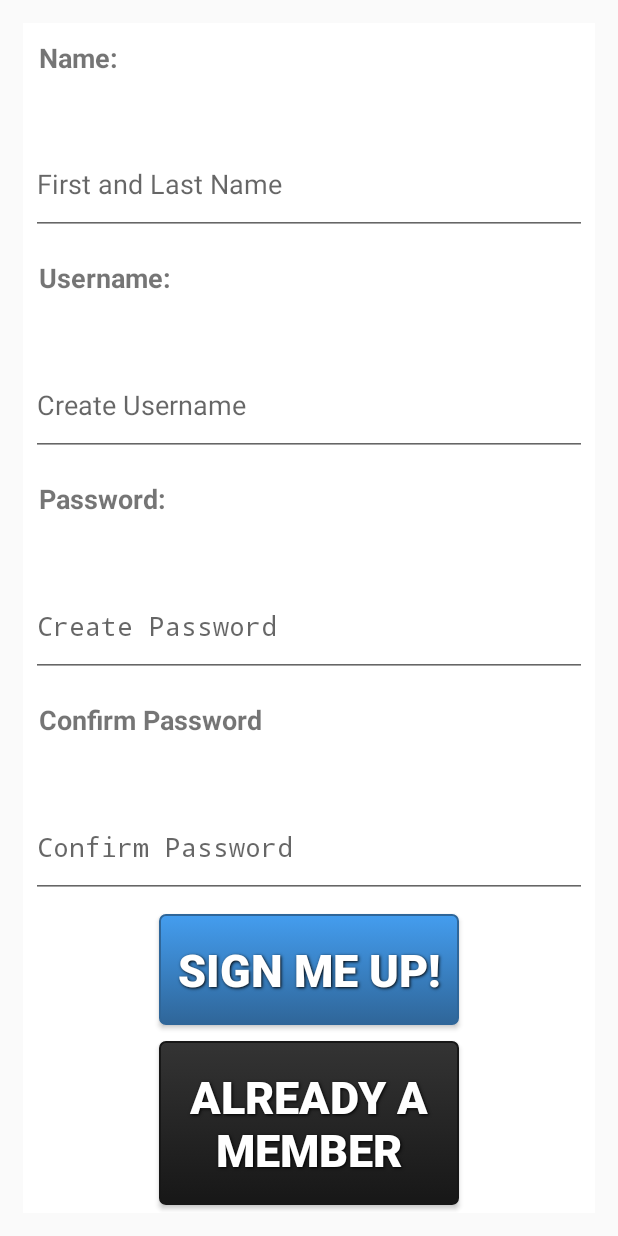
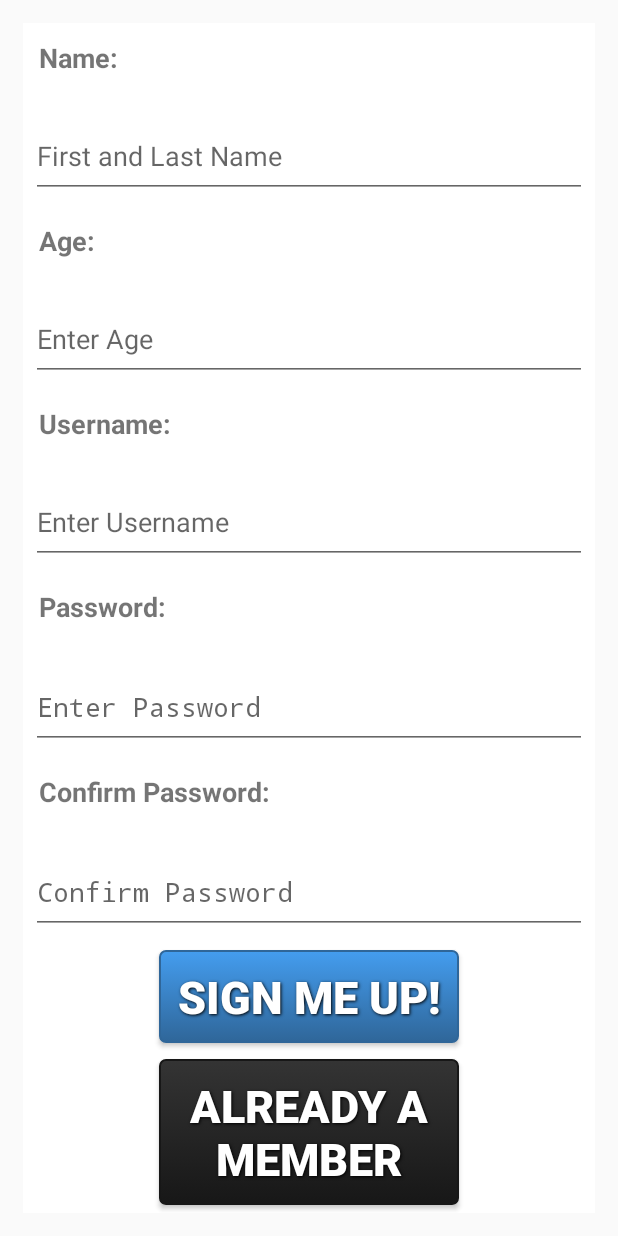
Before and after one commit to jonaslhc/M3, an Android app: the screen it shows after launch (ProfileActivity), after a tap on "NEW MEMBER", on a phone screen of 412 x 824 dp. Run offline under Robolectric (Android 15) with nearby library versions, the light colour scheme and no system bars.

Commit message:
Cleaned up profileActivity to enter new user data with proper method

```diff
--- a/app/src/main/java/com/interaxon/test/libmuse/Fragments/AddMemberFragment.java
+++ b/app/src/main/java/com/interaxon/test/libmuse/Fragments/AddMemberFragment.java
@@ -8,11 +8,14 @@ import android.view.View;
 import android.view.ViewGroup;
 import android.widget.Button;
 import android.widget.EditText;
+import android.widget.Toast;
 
 import com.interaxon.test.libmuse.Data.ProfileData;
 import com.interaxon.test.libmuse.R;
 
 public class AddMemberFragment extends Fragment {
+
+    EditText name, age, username, password, password2;
 
     public AddMemberFragment() {
         // Required empty public constructor
@@ -30,11 +33,11 @@ public class AddMemberFragment extends Fragment {
         // Inflate the layout for this fragment
         View view = inflater.inflate(R.layout.fragment_add_member, container, false);
 
-        final EditText name = (EditText)view.findViewById(R.id.enter_name);
-        final EditText username = (EditText)view.findViewById(R.id.enter_username);
-        final EditText password = (EditText)view.findViewById(R.id.enter_password);
-        final EditText password2 = (EditText)view.findViewById(R.id.enter_password2);
-
+        name = (EditText)view.findViewById(R.id.enter_name);
+        age = (EditText) view.findViewById(R.id.enter_age);
+        username = (EditText)view.findViewById(R.id.enter_username);
+        password = (EditText)view.findViewById(R.id.enter_password);
+        password2 = (EditText)view.findViewById(R.id.enter_password2);
 
         Button old_user = (Button)view.findViewById(R.id.b_back_old_member);
         old_user.setOnClickListener(new View.OnClickListener() {
@@ -48,15 +51,27 @@ public class AddMemberFragment extends Fragment {
         add_user.setOnClickListener(new View.OnClickListener() {
             @Override
             public void onClick(View view) {
-                addMember (new ProfileData(username.getText().toString(),
-                        password.getText().toString(), name.getText().toString(), 0.0, 0.0, null));
+
+                if (name.getText().toString().equals("") || age.getText().toString().equals("")  ||
+                        username.getText().toString().equals("")  || password.getText().toString().equals("")  ||
+                        password2.getText().toString().equals(""))  {
+                    Toast.makeText(getActivity(), "Please complete the form.",Toast.LENGTH_SHORT).show();
+                } else if (password.getText().toString().equals(password2.getText().toString())) {
+                    Toast.makeText(getActivity(), "Your passwords do not match.",Toast.LENGTH_SHORT).show();
+                } else {
+                    addMember();
+                }
             }
         });
 
         return view;
     }
 
-    public void addMember(ProfileData newMember) {
+    public void addMember() {
+
+        ProfileData newMember = new ProfileData(username.getText().toString(), password.getText().toString(),
+                name.getText().toString(), Integer.parseInt(age.getText().toString()), null);
+
         mListener.NewMemberListener(newMember);
         this.getActivity().getSupportFragmentManager().popBackStackImmediate();
     }
--- a/app/src/main/res/layout/fragment_add_member.xml
+++ b/app/src/main/res/layout/fragment_add_member.xml
@@ -20,6 +20,25 @@
         android:id="@+id/enter_name"
         android:textColor="@color/Grey"
         android:hint="@string/enter_name"
+        android:layout_weight="1"
+        android:layout_margin="5dp"
+        android:layout_width="match_parent"
+        android:layout_height="wrap_content" />
+    <TextView
+        android:layout_width="wrap_content"
+        android:layout_height="wrap_content"
+        android:text="@string/age"
+        android:layout_weight="1"
+        android:layout_gravity="left"
+        android:textSize="18sp"
+        android:textStyle="bold"
+        android:padding="5dp"
+        android:layout_margin="5dp"/>
+    <EditText
+        android:id="@+id/enter_age"
+        android:textColor="@color/Grey"
+        android:inputType="number"
+        android:hint="@string/enter_age"
         android:layout_weight="1"
         android:layout_margin="5dp"
         android:layout_width="match_parent"
@@ -64,7 +83,7 @@
     <TextView
         android:layout_width="wrap_content"
         android:layout_height="wrap_content"
-        android:text="@string/enter_password2"
+        android:text="@string/password2"
         android:layout_weight="1"
         android:layout_gravity="left"
         android:textSize="18sp"
--- a/app/src/main/res/values/strings.xml
+++ b/app/src/main/res/values/strings.xml
@@ -6,15 +6,18 @@
     <string name="new_member">New Member</string>
     <string name="old_member">Already a Member</string>
     <string name="add_member">Sign Me Up!</string>
+
     <string name="enter_name">First and Last Name</string>
-    <string name="enter_username">Create Username</string>
-    <string name="enter_password">Create Password</string>
+    <string name="enter_username">Enter Username</string>
+    <string name="enter_password">Enter Password</string>
     <string name="enter_password2">Confirm Password</string>
-
+    <string name="enter_age">Enter Age</string>
 
     <string name="name">Name: </string>
+    <string name="age">Age: </string>
     <string name="username">Username: </string>
     <string name="password">Password: </string>
+    <string name="password2">Confirm Password: </string>
 
     <string name="find_me">Sign In</string>
     <string name="calibrate_button">Start Calibration</string>
```
Also changed, not shown: app/src/main/java/com/interaxon/test/libmuse/Data/DatabaseHandler.java (+60 -3 lines), app/src/main/java/com/interaxon/test/libmuse/Data/ProfileData.java (+0 -6 lines), app/src/main/java/com/interaxon/test/libmuse/Fragments/GraphFragment.java (+1 -1 lines), app/src/main/java/com/interaxon/test/libmuse/Fragments/MeditationOverviewFragment.java (+2 -7 lines).
